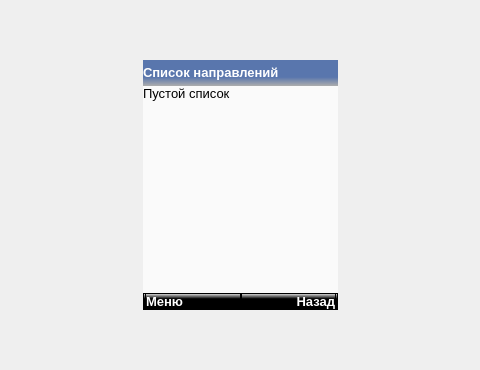
Qt form mainwindow.ui (COOLIRON2311/azart-p) before a commit; both pictures show x 106 to 586 and y 150 to 520 of the 770 by 989 pixel window.
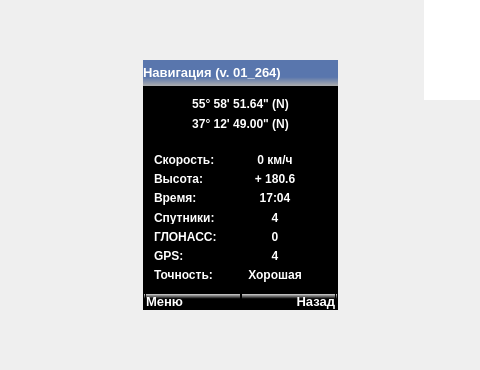
The same form after that commit. The open tabs and pages were chosen to show the change. Icons and pictures are not drawn.

Commit message: added navigation page

```diff
--- a/mainwindow.ui
+++ b/mainwindow.ui
@@ -542,8 +542,577 @@
        <number>1</number>
       </property>
       <property name="currentIndex">
-       <number>13</number>
+       <number>0</number>
       </property>
+      <widget class="QWidget" name="navigation_page">
+       <layout class="QVBoxLayout" name="verticalLayout_68">
+        <property name="leftMargin">
+         <number>0</number>
+        </property>
+        <property name="topMargin">
+         <number>0</number>
+        </property>
+        <property name="rightMargin">
+         <number>0</number>
+        </property>
+        <property name="bottomMargin">
+         <number>0</number>
+        </property>
+        <item>
+         <layout class="QVBoxLayout" name="verticalLayout_66">
+          <property name="spacing">
+           <number>0</number>
+          </property>
+          <item>
+           <widget class="QWidget" name="horizontalWidget_19" native="true">
+            <property name="styleSheet">
+             <string notr="true">background: qlineargradient(spread:pad, x1:0, y1:0, x2:0, y2:1, stop:0.659091 rgba(89, 118, 173, 255), stop:1 rgba(173, 173, 173, 255));</string>
+            </property>
+            <layout class="QHBoxLayout" name="horizontalLayout_109">
+             <property name="spacing">
+              <number>0</number>
+             </property>
+             <property name="leftMargin">
+              <number>0</number>
+             </property>
+             <property name="topMargin">
+              <number>1</number>
+             </property>
+             <property name="rightMargin">
+              <number>0</number>
+             </property>
+             <property name="bottomMargin">
+              <number>1</number>
+             </property>
+             <item>
+              <widget class="QLabel" name="label_137">
+               <property name="sizePolicy">
+                <sizepolicy hsizetype="Preferred" vsizetype="Fixed">
+                 <horstretch>0</horstretch>
+                 <verstretch>0</verstretch>
+                </sizepolicy>
+               </property>
+               <property name="sizeIncrement">
+                <size>
+                 <width>0</width>
+                 <height>0</height>
+                </size>
+               </property>
+               <property name="baseSize">
+                <size>
+                 <width>0</width>
+                 <height>0</height>
+                </size>
+               </property>
+               <property name="font">
+                <font>
+                 <pointsize>10</pointsize>
+                 <weight>75</weight>
+                 <bold>true</bold>
+                </font>
+               </property>
+               <property name="styleSheet">
+                <string notr="true">color: rgb(255, 255, 255);
+background: none;</string>
+               </property>
+               <property name="text">
+                <string>Навигация (v. 01_264)</string>
+               </property>
+               <property name="scaledContents">
+                <bool>false</bool>
+               </property>
+               <property name="margin">
+                <number>0</number>
+               </property>
+              </widget>
+             </item>
+             <item>
+              <widget class="QLabel" name="bat_11">
+               <property name="sizePolicy">
+                <sizepolicy hsizetype="Fixed" vsizetype="Fixed">
+                 <horstretch>0</horstretch>
+                 <verstretch>0</verstretch>
+                </sizepolicy>
+               </property>
+               <property name="minimumSize">
+                <size>
+                 <width>24</width>
+                 <height>24</height>
+                </size>
+               </property>
+               <property name="maximumSize">
+                <size>
+                 <width>24</width>
+                 <height>24</height>
+                </size>
+               </property>
+               <property name="layoutDirection">
+                <enum>Qt::LeftToRight</enum>
+               </property>
+               <property name="styleSheet">
+                <string notr="true">border-image: url(:/resources/battery64.png);
+background: none;</string>
+               </property>
+               <property name="text">
+                <string/>
+               </property>
+               <property name="alignment">
+                <set>Qt::AlignRight|Qt::AlignTrailing|Qt::AlignVCenter</set>
+               </property>
+               <property name="margin">
+                <number>0</number>
+               </property>
+              </widget>
+             </item>
+            </layout>
+           </widget>
+          </item>
+          <item>
+           <widget class="QWidget" name="widget_62" native="true">
+            <property name="sizePolicy">
+             <sizepolicy hsizetype="Expanding" vsizetype="Expanding">
+              <horstretch>0</horstretch>
+              <verstretch>0</verstretch>
+             </sizepolicy>
+            </property>
+            <property name="styleSheet">
+             <string notr="true">background: black;</string>
+            </property>
+            <layout class="QVBoxLayout" name="verticalLayout_67">
+             <property name="spacing">
+              <number>0</number>
+             </property>
+             <property name="leftMargin">
+              <number>0</number>
+             </property>
+             <property name="topMargin">
+              <number>0</number>
+             </property>
+             <property name="rightMargin">
+              <number>0</number>
+             </property>
+             <property name="bottomMargin">
+              <number>0</number>
+             </property>
+             <item>
+              <widget class="QWidget" name="widget_65" native="true">
+               <property name="sizePolicy">
+                <sizepolicy hsizetype="Preferred" vsizetype="MinimumExpanding">
+                 <horstretch>0</horstretch>
+                 <verstretch>0</verstretch>
+                </sizepolicy>
+               </property>
+               <layout class="QVBoxLayout" name="verticalLayout_69">
+                <item>
+                 <widget class="QLabel" name="label_3">
+                  <property name="font">
+                   <font>
+                    <weight>75</weight>
+                    <bold>true</bold>
+                   </font>
+                  </property>
+                  <property name="styleSheet">
+                   <string notr="true">color: white;</string>
+                  </property>
+                  <property name="text">
+                   <string>55° 58' 51.64&quot; (N)</string>
+                  </property>
+                  <property name="alignment">
+                   <set>Qt::AlignCenter</set>
+                  </property>
+                 </widget>
+                </item>
+                <item>
+                 <widget class="QLabel" name="label_138">
+                  <property name="font">
+                   <font>
+                    <weight>75</weight>
+                    <bold>true</bold>
+                   </font>
+                  </property>
+                  <property name="styleSheet">
+                   <string notr="true">color: white;</string>
+                  </property>
+                  <property name="text">
+                   <string>37° 12' 49.00&quot; (N)</string>
+                  </property>
+                  <property name="alignment">
+                   <set>Qt::AlignCenter</set>
+                  </property>
+                 </widget>
+                </item>
+               </layout>
+              </widget>
+             </item>
+             <item>
+              <widget class="QWidget" name="widget_64" native="true">
+               <property name="sizePolicy">
+                <sizepolicy hsizetype="Preferred" vsizetype="Expanding">
+                 <horstretch>0</horstretch>
+                 <verstretch>0</verstretch>
+                </sizepolicy>
+               </property>
+               <layout class="QFormLayout" name="formLayout_2">
+                <item row="0" column="0">
+                 <widget class="QLabel" name="label_139">
+                  <property name="font">
+                   <font>
+                    <weight>75</weight>
+                    <bold>true</bold>
+                   </font>
+                  </property>
+                  <property name="styleSheet">
+                   <string notr="true">color: white</string>
+                  </property>
+                  <property name="text">
+                   <string>Скорость:</string>
+                  </property>
+                 </widget>
+                </item>
+                <item row="0" column="1">
+                 <widget class="QLabel" name="label_140">
+                  <property name="font">
+                   <font>
+                    <weight>75</weight>
+                    <bold>true</bold>
+                   </font>
+                  </property>
+                  <property name="styleSheet">
+                   <string notr="true">color: white</string>
+                  </property>
+                  <property name="text">
+                   <string>0 км/ч</string>
+                  </property>
+                  <property name="alignment">
+                   <set>Qt::AlignCenter</set>
+                  </property>
+                 </widget>
+                </item>
+                <item row="1" column="0">
+                 <widget class="QLabel" name="label_141">
+                  <property name="font">
+                   <font>
+                    <weight>75</weight>
+                    <bold>true</bold>
+                   </font>
+                  </property>
+                  <property name="styleSheet">
+                   <string notr="true">color: white</string>
+                  </property>
+                  <property name="text">
+                   <string>Высота:</string>
+                  </property>
+                 </widget>
+                </item>
+                <item row="1" column="1">
+                 <widget class="QLabel" name="label_142">
+                  <property name="font">
+                   <font>
+                    <weight>75</weight>
+                    <bold>true</bold>
+                   </font>
+                  </property>
+                  <property name="styleSheet">
+                   <string notr="true">color: white</string>
+                  </property>
+                  <property name="text">
+                   <string>+ 180.6</string>
+                  </property>
+                  <property name="alignment">
+                   <set>Qt::AlignCenter</set>
+                  </property>
+                 </widget>
+                </item>
+                <item row="2" column="0">
+                 <widget class="QLabel" name="label_143">
+                  <property name="font">
+                   <font>
+                    <weight>75</weight>
+                    <bold>true</bold>
+                   </font>
+                  </property>
+                  <property name="styleSheet">
+                   <string notr="true">color: white</string>
+                  </property>
+                  <property name="text">
+                   <string>Время:</string>
+                  </property>
+                 </widget>
+                </item>
+                <item row="2" column="1">
+                 <widget class="QLabel" name="label_144">
+                  <property name="font">
+                   <font>
+                    <weight>75</weight>
+                    <bold>true</bold>
+                   </font>
+                  </property>
+                  <property name="styleSheet">
+                   <string notr="true">color: white</string>
+                  </property>
+                  <property name="text">
+                   <string>17:04</string>
+                  </property>
+                  <property name="alignment">
+                   <set>Qt::AlignCenter</set>
+                  </property>
+                 </widget>
+                </item>
+                <item row="3" column="0">
+                 <widget class="QLabel" name="label_145">
+                  <property name="font">
+                   <font>
+                    <weight>75</weight>
+                    <bold>true</bold>
+                   </font>
+                  </property>
+                  <property name="styleSheet">
+                   <string notr="true">color: white</string>
+                  </property>
+                  <property name="text">
+                   <string>Спутники:</string>
+                  </property>
+                 </widget>
+                </item>
+                <item row="3" column="1">
+                 <widget class="QLabel" name="label_146">
+                  <property name="font">
+                   <font>
+                    <weight>75</weight>
+                    <bold>true</bold>
+                   </font>
+                  </property>
+                  <property name="styleSheet">
+                   <string notr="true">color: white</string>
+                  </property>
+                  <property name="text">
+                   <string>4</string>
+                  </property>
+                  <property name="alignment">
+                   <set>Qt::AlignCenter</set>
+                  </property>
+                 </widget>
+                </item>
+                <item row="4" column="1">
+                 <widget class="QLabel" name="label_147">
+                  <property name="font">
+                   <font>
+                    <weight>75</weight>
+                    <bold>true</bold>
+                   </font>
+                  </property>
+                  <property name="styleSheet">
+                   <string notr="true">color: white</string>
+                  </property>
+                  <property name="text">
+                   <string>0</string>
+                  </property>
+                  <property name="alignment">
+                   <set>Qt::AlignCenter</set>
+                  </property>
+                 </widget>
+                </item>
+                <item row="4" column="0">
+                 <widget class="QLabel" name="label_148">
+                  <property name="font">
+                   <font>
+                    <weight>75</weight>
+                    <bold>true</bold>
+                   </font>
+                  </property>
+                  <property name="styleSheet">
+                   <string notr="true">color: white</string>
+                  </property>
+                  <property name="text">
+                   <string>ГЛОНАСС:</string>
+                  </property>
+                 </widget>
+                </item>
+                <item row="5" column="0">
+                 <widget class="QLabel" name="label_149">
+                  <property name="font">
+                   <font>
+                    <weight>75</weight>
+                    <bold>true</bold>
+                   </font>
+                  </property>
+                  <property name="styleSheet">
+                   <string notr="true">color: white</string>
+                  </property>
+                  <property name="text">
+                   <string>GPS:</string>
+                  </property>
+                 </widget>
+                </item>
+                <item row="5" column="1">
+                 <widget class="QLabel" name="label_150">
+                  <property name="font">
+                   <font>
+                    <weight>75</weight>
+                    <bold>true</bold>
+                   </font>
+                  </property>
+                  <property name="styleSheet">
+                   <string notr="true">color: white</string>
+                  </property>
+                  <property name="text">
+                   <string>4</string>
+                  </property>
+                  <property name="alignment">
+                   <set>Qt::AlignCenter</set>
+                  </property>
+                 </widget>
+                </item>
+                <item row="6" column="0">
+                 <widget class="QLabel" name="label_151">
+                  <property name="font">
+                   <font>
+                    <weight>75</weight>
+                    <bold>true</bold>
+                   </font>
+                  </property>
+                  <property name="styleSheet">
+                   <string notr="true">color: white;</string>
+                  </property>
+                  <property name="text">
+                   <string>Точность:</string>
+                  </property>
+                 </widget>
+                </item>
+                <item row="6" column="1">
+                 <widget class="QLabel" name="label_152">
+                  <property name="font">
+                   <font>
+                    <weight>75</weight>
+                    <bold>true</bold>
+                   </font>
+                  </property>
+                  <property name="styleSheet">
+                   <string notr="true">color: white;</string>
+                  </property>
+                  <property name="text">
+                   <string>Хорошая</string>
+                  </property>
+                  <property name="alignment">
+                   <set>Qt::AlignCenter</set>
+                  </property>
+                 </widget>
+                </item>
+               </layout>
+              </widget>
+             </item>
+            </layout>
+           </widget>
+          </item>
+          <item>
+           <widget class="QWidget" name="horizontalWidget_21" native="true">
+            <property name="sizePolicy">
+             <sizepolicy hsizetype="Preferred" vsizetype="Fixed">
+              <horstretch>0</horstretch>
+              <verstretch>0</verstretch>
+             </sizepolicy>
+            </property>
+            <property name="styleSheet">
+             <string notr="true">QWidget {
+	background: qlineargradient(spread:pad, x1:0, y1:1, x2:0, y2:0, stop:0.659091 rgba(0, 0, 0, 255), stop:1 rgba(255, 255, 255, 255));
+border: 1px solid black;
+}
+QLabel {
+	color: rgb(255, 255, 255)
+}
+QPushButtonl {
+	color: rgb(255, 255, 255)
+}</string>
+            </property>
+            <layout class="QHBoxLayout" name="horizontalLayout_112">
+             <property name="spacing">
+              <number>0</number>
+             </property>
+             <property name="leftMargin">
+              <number>2</number>
+             </property>
+             <property name="topMargin">
+              <number>0</number>
+             </property>
+             <property name="rightMargin">
+              <number>2</number>
+             </property>
+             <property name="bottomMargin">
+              <number>0</number>
+             </property>
+             <item>
+              <widget class="QPushButton" name="navigation_left">
+               <property name="font">
+                <font>
+                 <pointsize>10</pointsize>
+                 <weight>75</weight>
+                 <bold>true</bold>
+                </font>
+               </property>
+               <property name="layoutDirection">
+                <enum>Qt::LeftToRight</enum>
+               </property>
+               <property name="autoFillBackground">
+                <bool>false</bool>
+               </property>
+               <property name="styleSheet">
+                <string notr="true">color: rgb(255, 255, 255);
+text-align:left;</string>
+               </property>
+               <property name="text">
+                <string>Меню</string>
+               </property>
+               <property name="autoDefault">
+                <bool>false</bool>
+               </property>
+               <property name="default">
+                <bool>false</bool>
+               </property>
+               <property name="flat">
+                <bool>false</bool>
+               </property>
+              </widget>
+             </item>
+             <item>
+              <widget class="QPushButton" name="navigation_right">
+               <property name="font">
+                <font>
+                 <pointsize>10</pointsize>
+                 <weight>75</weight>
+                 <bold>true</bold>
+                </font>
+               </property>
+               <property name="layoutDirection">
+                <enum>Qt::LeftToRight</enum>
+               </property>
+               <property name="autoFillBackground">
+                <bool>false</bool>
+               </property>
+               <property name="styleSheet">
+                <string notr="true">color: rgb(255, 255, 255);
+text-align:right;</string>
+               </property>
+               <property name="text">
+                <string>Назад</string>
+               </property>
+               <property name="autoDefault">
+                <bool>false</bool>
+               </property>
+               <property name="default">
+                <bool>false</bool>
+               </property>
+               <property name="flat">
+                <bool>false</bool>
+               </property>
+              </widget>
+             </item>
+            </layout>
+           </widget>
+          </item>
+         </layout>
+        </item>
+       </layout>
+      </widget>
       <widget class="QWidget" name="offscreen">
        <property name="styleSheet">
         <string notr="true">background: black;</string>
@@ -10529,6 +11098,51 @@
       </layout>
      </widget>
     </widget>
+    <widget class="QWidget" name="navigation_menu">
+     <widget class="QWidget" name="widget_63" native="true">
+      <property name="geometry">
+       <rect>
+        <x>0</x>
+        <y>80</y>
+        <width>195</width>
+        <height>150</height>
+       </rect>
+      </property>
+      <property name="styleSheet">
+       <string notr="true">#widget_63 {
+	background: white;
+	border: 1px solid;
+}</string>
+      </property>
+      <layout class="QVBoxLayout" name="verticalLayout_70">
+       <property name="spacing">
+        <number>0</number>
+       </property>
+       <property name="leftMargin">
+        <number>0</number>
+       </property>
+       <property name="topMargin">
+        <number>0</number>
+       </property>
+       <property name="rightMargin">
+        <number>0</number>
+       </property>
+       <property name="bottomMargin">
+        <number>0</number>
+       </property>
+       <item>
+        <widget class="QListWidget" name="nav_menu_list">
+         <property name="sizePolicy">
+          <sizepolicy hsizetype="Expanding" vsizetype="Fixed">
+           <horstretch>0</horstretch>
+           <verstretch>0</verstretch>
+          </sizepolicy>
+         </property>
+        </widget>
+       </item>
+      </layout>
+     </widget>
+    </widget>
    </widget>
    <widget class="QStackedWidget" name="atuners">
     <property name="geometry">
```
The commit also changes 2 other files.
